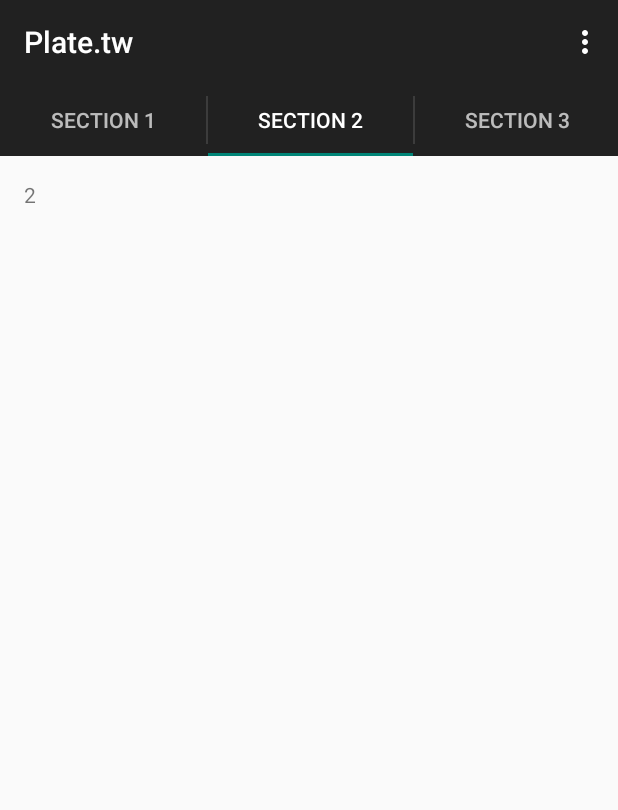
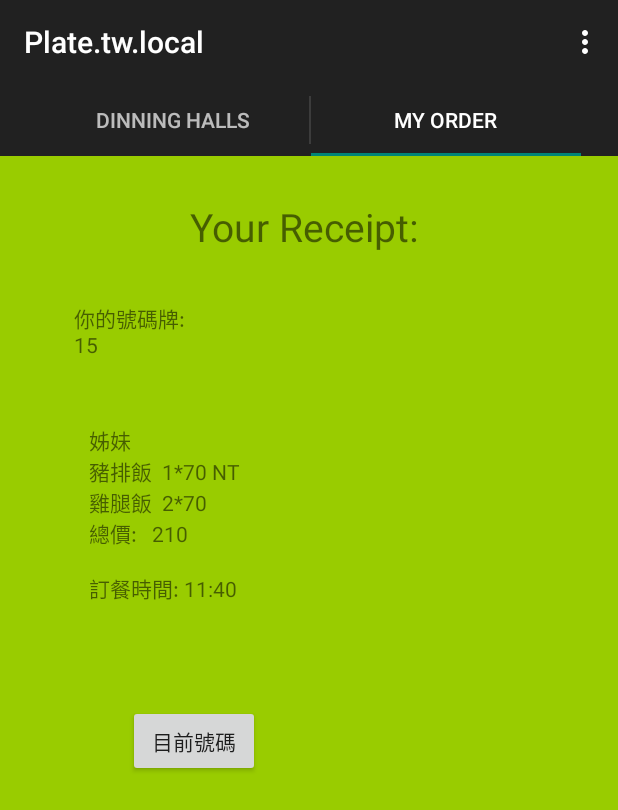
Before and after one commit to heronyang/plate-android, an Android app: the screen it shows after launch (MainActivity), tab 2 chosen, on a phone screen of 412 x 824 dp. Shown: the top 810 px of the screen. Run offline under Robolectric (Android 15) with nearby library versions, the phone set to English and light mode, and no system bars.

Commit message:
Basic UI, not yet the on click listener

```diff
--- a/Plate.tw/src/main/AndroidManifest.xml
+++ b/Plate.tw/src/main/AndroidManifest.xml
@@ -22,6 +22,8 @@
                 <category android:name="android.intent.category.LAUNCHER" />
             </intent-filter>
         </activity>
+
+
     </application>
 
 </manifest>
--- /dev/null
+++ b/Plate.tw/src/main/java/tw/plate/LocationFragment.java
@@ -0,0 +1,55 @@
+package tw.plate;
+
+import android.content.Context;
+import android.content.Intent;
+import android.os.Bundle;
+import android.support.v4.app.Fragment;
+import android.view.LayoutInflater;
+import android.view.View;
+import android.view.ViewGroup;
+import android.widget.AdapterView;
+import android.widget.ArrayAdapter;
+import android.widget.ListView;
+import android.widget.TextView;
+
+import java.util.ArrayList;
+import java.util.HashMap;
+import java.util.List;
+
+/**
+ * Created by Hung on 11/23/13.
+ */
+public class LocationFragment extends Fragment{
+    @Override
+    public View onCreateView(LayoutInflater inflater, ViewGroup container,
+                             Bundle savedInstanceState){
+        View v = inflater.inflate(R.layout.locations_frag, container, false);
+        TextView tv = (TextView) v.findViewById(R.id.tvLocation);
+        tv.setText(getArguments().getString("msg"));
+
+        //Displaying ListView items
+        String[] canteen = new String[] { " 第一餐廳 ", " 第二餐廳 ", " 女二餐廳 ", " 其他 " };
+
+        ArrayAdapter<String> files = new ArrayAdapter(getActivity(),
+                android.R.layout.simple_list_item_1,
+                canteen);
+        ListView lv = (ListView) v.findViewById(R.id.canteen_listview);
+        lv.setAdapter(files);
+
+        //OnClickListener for each dinning hall
+
+
+        return v;
+    }
+
+
+    public static LocationFragment newInstance(String text){
+
+        LocationFragment locationFragment = new LocationFragment();
+        Bundle b = new Bundle();
+        b.putString("msg",text);
+
+        locationFragment.setArguments(b);
+        return locationFragment;
+    }
+}
--- a/Plate.tw/src/main/java/tw/plate/MainActivity.java
+++ b/Plate.tw/src/main/java/tw/plate/MainActivity.java
@@ -73,6 +73,8 @@ public class MainActivity extends ActionBarActivity implements ActionBar.TabList
                             .setText(mSectionsPagerAdapter.getPageTitle(i))
                             .setTabListener(this));
         }
+
+
     }
 
 
@@ -111,39 +113,50 @@ public class MainActivity extends ActionBarActivity implements ActionBar.TabList
     public void onTabReselected(ActionBar.Tab tab, FragmentTransaction fragmentTransaction) {
     }
 
+
     /**
      * A {@link FragmentPagerAdapter} that returns a fragment corresponding to
      * one of the sections/tabs/pages.
      */
     public class SectionsPagerAdapter extends FragmentPagerAdapter {
 
+        private final FragmentManager fm;
+
         public SectionsPagerAdapter(FragmentManager fm) {
             super(fm);
+            this.fm = fm;
         }
 
         @Override
         public Fragment getItem(int position) {
             // getItem is called to instantiate the fragment for the given page.
             // Return a PlaceholderFragment (defined as a static inner class below).
-            return PlaceholderFragment.newInstance(position + 1);
+
+            //begin: aje
+            //    return PlaceholderFragment.newInstance(position + 1);
+            switch(position){
+                case 0: return LocationFragment.newInstance("Where to eat? ");
+                case 1: return ReceiptFragment.newInstance("Your Receipt: ");
+                default: return LocationFragment.newInstance("Where to eat? ");
+            }
+            //end:aje
         }
 
         @Override
         public int getCount() {
-            // Show 3 total pages.
-            return 3;
+            // Show 2 total pages.
+            return 2;
         }
 
         @Override
-        public CharSequence getPageTitle(int position) {
-            Locale l = Locale.getDefault();
+        public CharSequence getPageTitle
+                (int position) {
+            //Locale l = Locale.getDefault();
             switch (position) {
                 case 0:
-                    return getString(R.string.title_section1).toUpperCase(l);
+                    return getString(R.string.tab_location);
                 case 1:
-                    return getString(R.string.title_section2).toUpperCase(l);
-                case 2:
-                    return getString(R.string.title_section3).toUpperCase(l);
+                    return getString(R.string.tab_transaction);
             }
             return null;
         }
@@ -179,7 +192,7 @@ public class MainActivity extends ActionBarActivity implements ActionBar.TabList
                 Bundle savedInstanceState) {
             View rootView = inflater.inflate(R.layout.fragment_main, container, false);
             @SuppressWarnings("ConstantConditions") TextView textView = (TextView) rootView.findViewById(R.id.section_label);
-            textView.setText(Integer.toString(getArguments().getInt(ARG_SECTION_NUMBER)));
+//            textView.setText("This is page: "+Integer.toString(getArguments().getInt(ARG_SECTION_NUMBER)));
             return rootView;
         }
     }
--- /dev/null
+++ b/Plate.tw/src/main/java/tw/plate/ReceiptFragment.java
@@ -0,0 +1,53 @@
+package tw.plate;
+
+import android.os.Bundle;
+import android.support.v4.app.Fragment;
+import android.view.LayoutInflater;
+import android.view.View;
+import android.view.ViewGroup;
+import android.widget.TextView;
+
+/**
+ * Created by Hung on 11/23/13.
+ */
+public class ReceiptFragment extends Fragment{
+    //Sent from database
+    String restName = "姊妹\n";
+    String myNumSlip = "\n15";
+    String myMeal = "豬排飯  1*70 NT \n雞腿飯  2*70 \n總價:   210\n";
+    String orderTime = "\n訂餐時間: 11:40";
+    String currNum = "10";
+
+    String myOrder = restName + myMeal + orderTime;
+
+    @Override
+    public View onCreateView(LayoutInflater inflater, ViewGroup container,
+                             Bundle savedInstanceState){
+        View v = inflater.inflate(R.layout.receipt_frag, container, false);
+        //Writing the welcome message at the top
+        TextView tv = (TextView) v.findViewById(R.id.tvReceipt);
+        tv.setText(getArguments().getString("msg"));
+
+        //Display the your number slip
+        TextView tv_numberSlip = (TextView) v.findViewById(R.id.tvNumSlip);
+        tv_numberSlip.setText("你的號碼牌: "+ myNumSlip);
+
+        //Display the Ordered meal
+        TextView tv_orderedMeal = (TextView) v.findViewById(R.id.tv_order);
+        tv_orderedMeal.setText(myOrder);
+
+        //Current number button OnClickListener
+
+        return v;
+    }
+
+    public static ReceiptFragment newInstance(String text){
+
+        ReceiptFragment receiptFragment = new ReceiptFragment();
+        Bundle b = new Bundle();
+        b.putString("msg",text);
+
+        receiptFragment.setArguments(b);
+        return receiptFragment;
+    }
+}
--- a/Plate.tw/src/main/res/layout/activity_main.xml
+++ b/Plate.tw/src/main/res/layout/activity_main.xml
@@ -3,4 +3,5 @@
     android:id="@+id/pager"
     android:layout_width="match_parent"
     android:layout_height="match_parent"
-    tools:context=".MainActivity" />
+    tools:context=".MainActivity"
+    />
--- /dev/null
+++ b/Plate.tw/src/main/res/layout/locations_frag.xml
@@ -0,0 +1,29 @@
+<?xml version="1.0" encoding="utf-8"?>
+<RelativeLayout xmlns:android="http://schemas.android.com/apk/res/android"
+    android:layout_width="match_parent"
+    android:layout_height="match_parent"
+    android:background="@android:color/holo_orange_light"
+    >
+
+    <TextView
+        android:layout_width="wrap_content"
+        android:layout_height="wrap_content"
+        android:textSize="29dp"
+        android:text="This is textView"
+        android:layout_alignParentTop="true"
+        android:layout_centerHorizontal="true"
+        android:layout_marginTop="10dp"
+        android:id="@+id/tvLocation"
+        />
+
+
+    <ListView xmlns:android="http://schemas.android.com/apk/res/android"
+        android:layout_width="wrap_content"
+        android:layout_marginTop="50dp"
+        android:layout_height="wrap_content"
+        android:layout_alignParentTop="true"
+        android:layout_centerInParent="true"
+        android:id="@+id/canteen_listview"
+         />
+
+</RelativeLayout>
--- /dev/null
+++ b/Plate.tw/src/main/res/layout/receipt_frag.xml
@@ -0,0 +1,48 @@
+<?xml version="1.0" encoding="utf-8"?>
+<RelativeLayout xmlns:android="http://schemas.android.com/apk/res/android"
+    android:layout_width="match_parent"
+    android:layout_height="match_parent"
+    android:background="@android:color/holo_green_light" >
+
+    <TextView
+        android:id="@+id/tvReceipt"
+        android:layout_width="wrap_content"
+        android:layout_height="wrap_content"
+        android:textSize="26dp"
+        android:text="TextView"
+        android:layout_marginTop="29dp"
+        android:layout_alignParentTop="true"
+        android:layout_centerHorizontal="true"
+        />
+    <TextView
+        android:id="@+id/tvNumSlip"
+        android:layout_width="wrap_content"
+        android:layout_height="wrap_content"
+        android:textSize="14dp"
+        android:text="Slip Num"
+        android:layout_marginTop="33dp"
+        android:layout_below="@+id/tvReceipt"
+        android:layout_toLeftOf="@+id/tvReceipt"
+        />
+
+    <TextView
+        android:layout_width="wrap_content"
+        android:layout_height="wrap_content"
+        android:padding="10dp"
+        android:text="Ordered meal and prices"
+        android:id="@+id/tv_order"
+        android:layout_marginTop="34dp"
+        android:layout_below="@+id/tvNumSlip"
+        android:layout_alignLeft="@+id/tvNumSlip" />
+
+    <Button
+        android:layout_width="wrap_content"
+        android:layout_height="wrap_content"
+        android:text="目前號碼"
+        android:id="@+id/bt_currentNum"
+        android:layout_below="@+id/tv_order"
+        android:layout_alignRight="@+id/tv_order"
+        android:layout_marginTop="57dp" />
+
+
+</RelativeLayout>
--- a/Plate.tw/src/main/res/menu/main.xml
+++ b/Plate.tw/src/main/res/menu/main.xml
@@ -7,4 +7,5 @@
         android:title="@string/action_settings"
         android:orderInCategory="100"
         app:showAsAction="never" />
+
 </menu>
--- a/Plate.tw/src/main/res/values/strings.xml
+++ b/Plate.tw/src/main/res/values/strings.xml
@@ -1,10 +1,9 @@
 <?xml version="1.0" encoding="utf-8"?>
 <resources>
 
-    <string name="app_name">Plate.tw</string>
-    <string name="title_section1">Section 1</string>
-    <string name="title_section2">Section 2</string>
-    <string name="title_section3">Section 3</string>
+    <string name="app_name">Plate.tw.local</string>
+    <string name="tab_location">Dinning Halls</string>
+    <string name="tab_transaction">My Order</string>
     <string name="action_settings">Settings</string>
 
 </resources>
```
